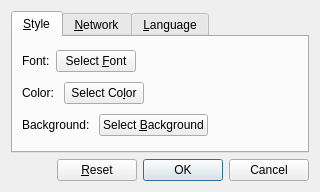
The window that configdialog.ui (easai/ViFlash) describes before a commit, drawn with Qt 5.
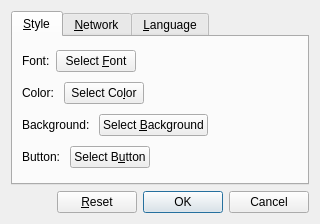
The same window after the commit.

Commit message: Add button color.

```diff
--- a/configdialog.ui
+++ b/configdialog.ui
@@ -7,7 +7,7 @@
     <x>0</x>
     <y>0</y>
     <width>320</width>
-    <height>192</height>
+    <height>224</height>
    </rect>
   </property>
   <property name="windowTitle">
@@ -117,6 +117,37 @@
          </item>
         </layout>
        </item>
+       <item>
+        <layout class="QHBoxLayout" name="horizontalLayout_9">
+         <item>
+          <widget class="QLabel" name="label_button">
+           <property name="text">
+            <string>Button: </string>
+           </property>
+          </widget>
+         </item>
+         <item>
+          <widget class="QPushButton" name="buttonButton">
+           <property name="text">
+            <string>Select B&amp;utton</string>
+           </property>
+          </widget>
+         </item>
+         <item>
+          <spacer name="horizontalSpacer_7">
+           <property name="orientation">
+            <enum>Qt::Horizontal</enum>
+           </property>
+           <property name="sizeHint" stdset="0">
+            <size>
+             <width>40</width>
+             <height>20</height>
+            </size>
+           </property>
+          </spacer>
+         </item>
+        </layout>
+       </item>
       </layout>
      </widget>
      <widget class="QWidget" name="tab_network">
```
The commit also changes 4 other files.
